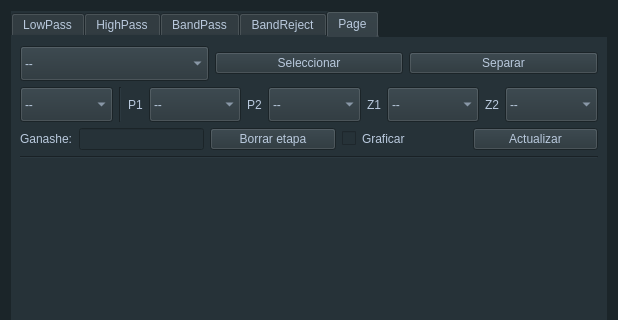
First picture: the form in GUI.ui, repository mcorcos/FilterTool, before the edit; both pictures show x 0 to 618 and y 0 to 320 of the 618 by 622 pixel window.
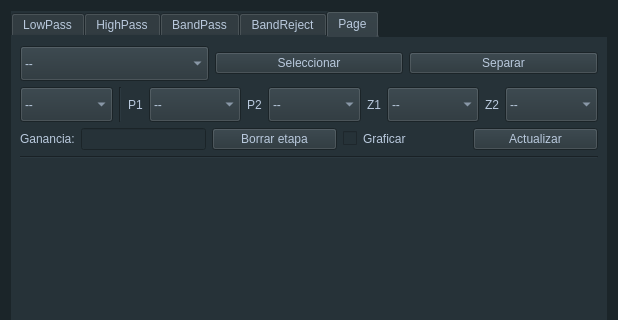
Second picture: the form after the edit.

```diff
--- a/GUI.ui
+++ b/GUI.ui
@@ -2095,7 +2095,7 @@
               </size>
              </property>
              <property name="text">
-              <string>Ganashe:</string>
+              <string>Ganancia:</string>
              </property>
             </widget>
            </item>
```
